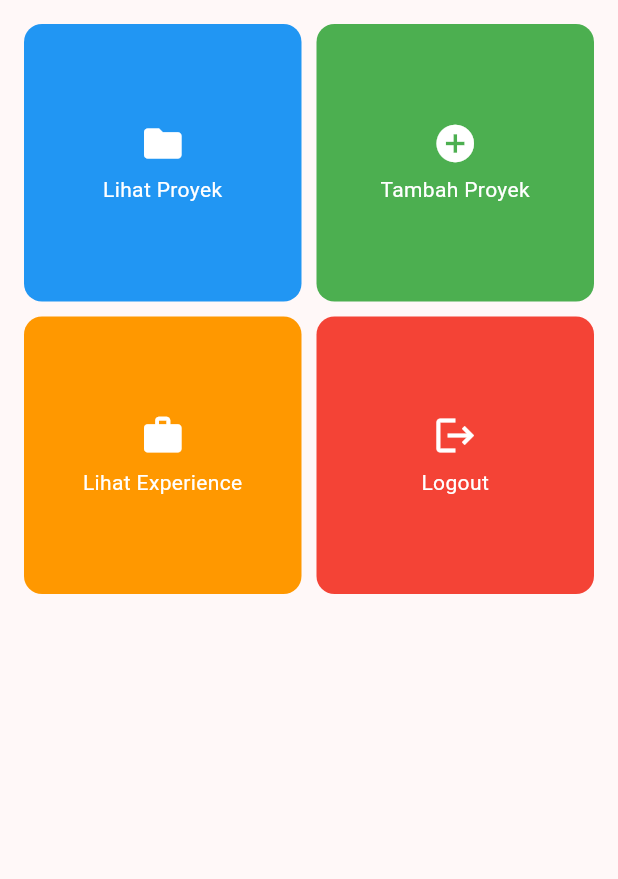
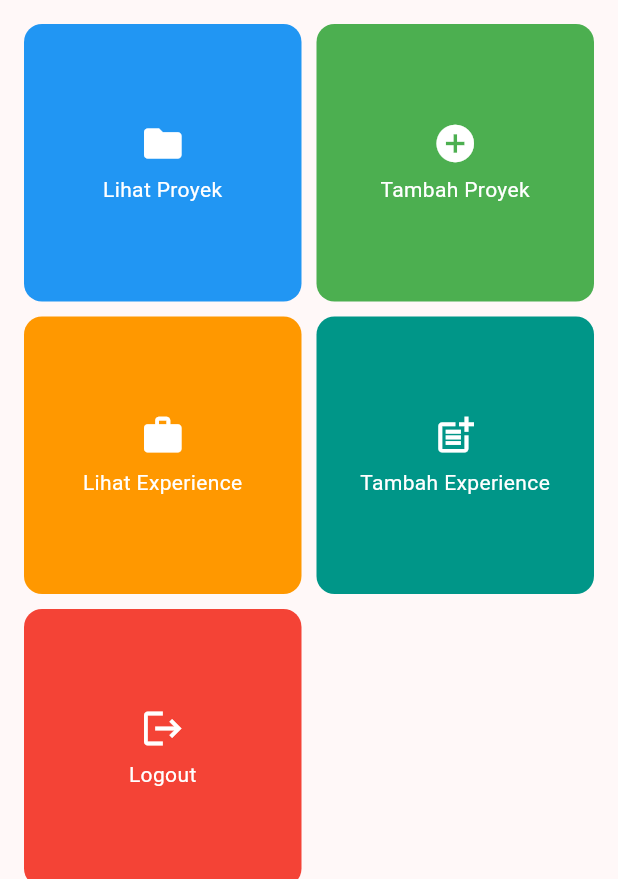
Before and after one commit to raa-arianti/myportofolio_mobile, a Flutter app: the screen it shows after launch, in the side drawer, after a tap on "Home", on a phone screen of 412 x 824 dp, the part 357-1236 px from its top. Run offline on Flutter 3.47's test engine with Material 3 defaults, Android fonts, the phone set to English and light mode, and no system bars; our stand-ins replace material_ui.

Commit message:
feat: open the Experience form from a menu card and the drawer
New Tambah Experience card (Navigator.push, so the device Back button returns to the menu) and an Add Experience option in the shared drawer next to Home and Add Project.

```diff
--- a/lib/screens/menu.dart
+++ b/lib/screens/menu.dart
@@ -1,5 +1,6 @@
 import 'package:material_ui/material_ui.dart';
 import 'package:myportofolio_mobile/models/item_homepage.dart';
+import 'package:myportofolio_mobile/screens/experience_form.dart';
 import 'package:myportofolio_mobile/screens/project_form.dart';
 import 'package:myportofolio_mobile/widgets/info_card.dart';
 import 'package:myportofolio_mobile/widgets/left_drawer.dart';
@@ -26,6 +27,12 @@ class MyHomePage extends StatelessWidget {
       page: ProjectFormPage(),
     ),
     ItemHomepage("Lihat Experience", Icons.work, Colors.orange),
+    ItemHomepage(
+      "Tambah Experience",
+      Icons.post_add,
+      Colors.teal,
+      page: ExperienceFormPage(),
+    ),
     ItemHomepage("Logout", Icons.logout, Colors.red),
   ];
 
--- a/lib/widgets/left_drawer.dart
+++ b/lib/widgets/left_drawer.dart
@@ -1,8 +1,10 @@
 import 'package:material_ui/material_ui.dart';
+import 'package:myportofolio_mobile/screens/experience_form.dart';
 import 'package:myportofolio_mobile/screens/menu.dart';
 import 'package:myportofolio_mobile/screens/project_form.dart';
 
-/// Menu geser dari kiri untuk berpindah antara halaman utama dan form proyek.
+/// Menu geser dari kiri untuk berpindah antara halaman utama, form proyek, dan
+/// form experience. Drawer yang sama dipasang di ketiga halaman itu.
 class LeftDrawer extends StatelessWidget {
   const LeftDrawer({super.key});
 
@@ -63,6 +65,18 @@ class LeftDrawer extends StatelessWidget {
               );
             },
           ),
+          ListTile(
+            leading: const Icon(Icons.work_outline),
+            title: const Text('Add Experience'),
+            onTap: () {
+              Navigator.pushReplacement(
+                context,
+                MaterialPageRoute(
+                  builder: (context) => const ExperienceFormPage(),
+                ),
+              );
+            },
+          ),
         ],
       ),
     );
```
